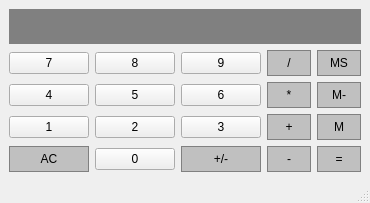
The window that Calculator/calculator.ui (mihaibargau/Calculator) describes before a commit, drawn with Qt 5.
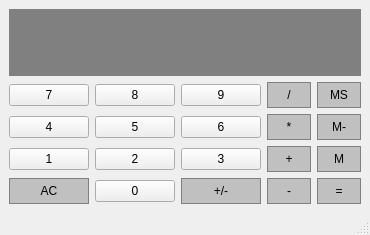
The same window after the commit.

Commit message:
chore: set the display onlyread.
set the display onlyread.

Patch:
```diff
--- a/Calculator/calculator.ui
+++ b/Calculator/calculator.ui
@@ -7,7 +7,7 @@
     <x>0</x>
     <y>0</y>
     <width>370</width>
-    <height>203</height>
+    <height>235</height>
    </rect>
   </property>
   <property name="windowTitle">
@@ -310,6 +310,9 @@
 	color: #fffff0;
 }</string>
       </property>
+      <property name="readOnly">
+       <bool>true</bool>
+      </property>
      </widget>
     </item>
    </layout>
```
